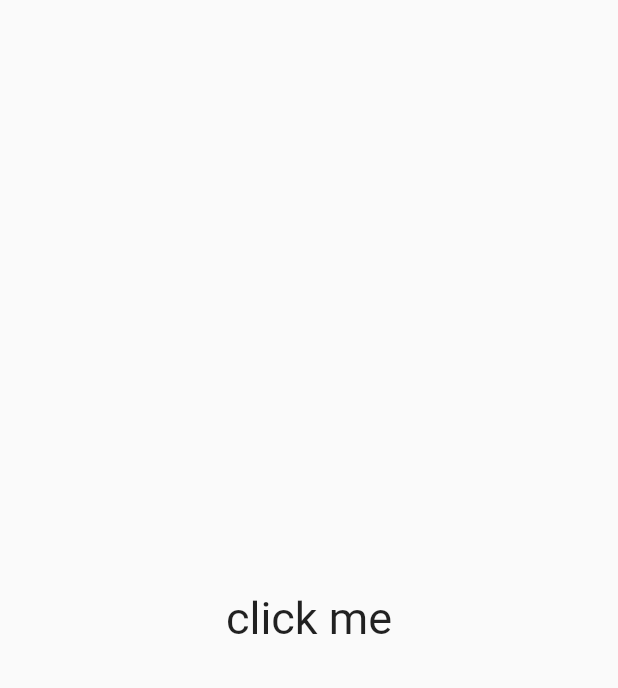
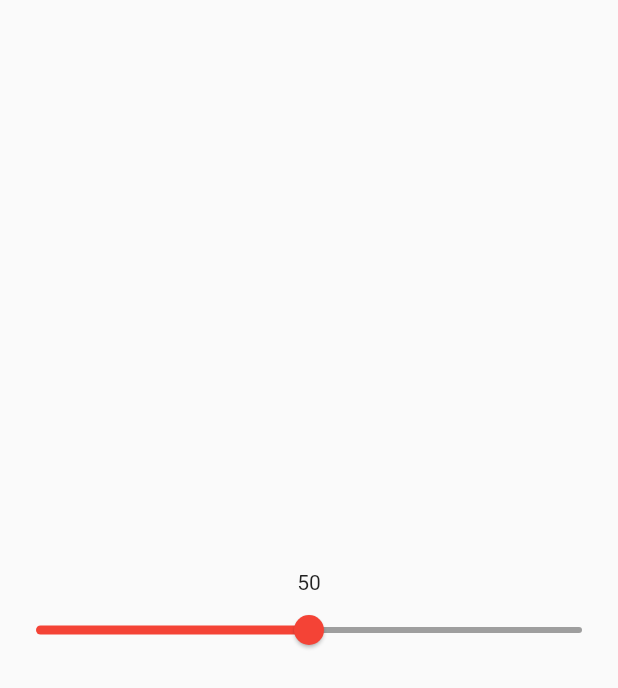
Before and after one commit to jithuraj/flutter_helper, a Flutter app: the screen it shows after launch, on a phone screen of 412 x 824 dp. Shown: the top 688 px of the screen. Run offline on Flutter 3.47's test engine with Material 2 defaults, Android fonts, the phone set to English and light mode, and no system bars.

```diff
--- a/lib/main.dart
+++ b/lib/main.dart
@@ -1,5 +1,6 @@
 import 'package:flutter/material.dart';
 import 'package:flutter_helper/column_container_sizedbox.dart';
+import 'package:flutter_helper/slider.dart';
 import 'package:flutter_helper/stack_positioned_material.dart';
 import 'package:flutter_helper/widgetClass.dart';
 
@@ -7,6 +8,7 @@ import 'align.dart';
 import 'card_listTile.dart';
 import 'divider.dart';
 import 'dropdownButton.dart';
+import 'enum.dart';
 import 'expandedWithFlex.dart';
 import 'gestureDtector.dart';
 import 'imageButton.dart';
@@ -23,7 +25,7 @@ class MyApp extends StatelessWidget {
   Widget build(BuildContext context) {
     return MaterialApp(
       home: Screen1(),
-      initialRoute: 'screen11',
+      initialRoute: 'screen13',
       routes: {
         'screen1': (context) => Screen1(),
         'screen2': (context) => Screen2(),
@@ -36,6 +38,8 @@ class MyApp extends StatelessWidget {
         'screen9': (context) => Screen9(),
         'screen10': (context) => Screen10(),
         'screen11': (context) => Screen11(),
+        'screen12': (context) => Screen12(),
+        'screen13': (context) => Screen13(),
       },
     );
   }
--- /dev/null
+++ b/lib/slider.dart
@@ -0,0 +1,36 @@
+import 'package:flutter/material.dart';
+
+class Screen13 extends StatefulWidget {
+  const Screen13({Key? key}) : super(key: key);
+
+  @override
+  State<Screen13> createState() => _Screen13State();
+}
+
+class _Screen13State extends State<Screen13> {
+  int _sliderVal = 50;
+
+  @override
+  Widget build(BuildContext context) {
+    return Scaffold(
+      body: Column(
+        mainAxisAlignment: MainAxisAlignment.center,
+        children: [
+          Text('$_sliderVal'),
+          Slider(
+            min: 0,
+            activeColor: Colors.red,
+            inactiveColor: Colors.grey,
+            max: 100,
+            value: _sliderVal.toDouble(),
+            onChanged: (double val) {
+              setState(() {
+                _sliderVal = val.toInt();
+              });
+            },
+          ),
+        ],
+      ),
+    );
+  }
+}
```
Also changed, not shown: lib/enum.dart (added, +16 -0 lines).
